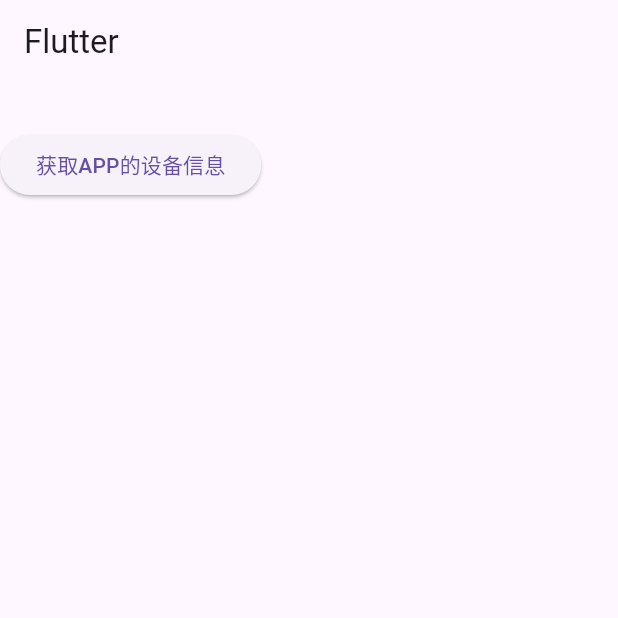
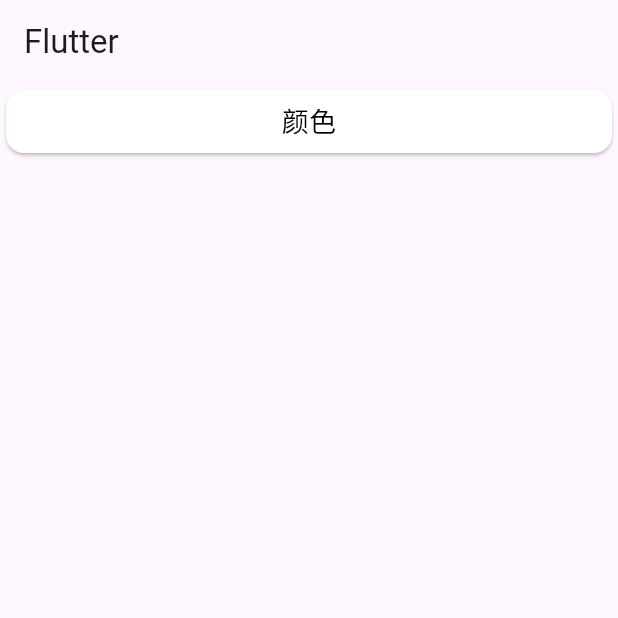
Before and after one commit to eatfishs/flutter-tool, a Flutter app: the screen it shows after launch, on a phone screen of 412 x 824 dp, the top half of it. Run offline on Flutter 3.47's test engine with Material 3 defaults, Android fonts, the phone set to English and light mode, and no system bars.

Commit message:
feat：自定义颜色工具类

```diff
--- a/flutter_module/lib/app/main.dart
+++ b/flutter_module/lib/app/main.dart
@@ -1,13 +1,15 @@
 import 'package:flutter/material.dart';
 import 'package:flutter/services.dart';
+import 'package:flutter_module/app/pages/color_page.dart';
+
+
+
 void main() => runApp(const MyApp());
 // 声明 MethodChannel
 const platform = MethodChannel('flutter_postData');
 
 class MyApp extends StatelessWidget {
   const MyApp({super.key});
-
-  // This widget is the root of your application.
   @override
   Widget build(BuildContext context) {
     return MaterialApp(
@@ -21,9 +23,6 @@ class MyApp extends StatelessWidget {
   }
 }
 
-
-
-
 class MyHomePage extends StatelessWidget {
   const MyHomePage({super.key});
 
@@ -32,22 +31,55 @@ class MyHomePage extends StatelessWidget {
     return Scaffold(
       appBar: AppBar(title: Text("Flutter"),),
       body: Container(
-        child: Column(
-          children: <Widget>[
-            SizedBox(height: 30,),
-            ElevatedButton(onPressed: () async{
-              List result;
-              try{
-                result = await platform.invokeMethod('flutter_postData',{"flutter":"flutter value"});
-              }catch(e){
-                result = [];
-              }
-              print(result.toString());
-            },
-              child: const Text('获取APP的设备信息'),)
-          ],
+        child: BaseWidget()
+      ),
+    );
+  }
+}
+
+
+class BaseWidget extends StatefulWidget {
+  @override
+  _BaseWidgetState createState() => _BaseWidgetState();
+}
+
+class _BaseWidgetState extends State<BaseWidget> {
+  List<Widget> _list = [
+    ColorPage()
+  ];
+
+  List<String> getData() {
+    List<String> _data = [
+      "颜色"
+    ];
+    return _data;
+  }
+  Widget _itemBuilder(BuildContext context, int index) {
+    return GestureDetector(
+      onTap: () async {
+        Navigator.of(context).push(MaterialPageRoute(builder: (context) {
+          return _list[index];
+        }));
+      },
+      child: Container(
+        child: Card(
+          color: Colors.white,
+          child: Center(
+            child: Text(getData()[index],
+                style: TextStyle(color: Colors.black, fontSize: 18)),
+          ),
         ),
       ),
     );
   }
+
+  @override
+  Widget build(BuildContext context) {
+    return Container(
+      child: ListView.builder(
+          itemExtent: 50.0, //强制高度为50.0
+          itemCount: getData().length,
+          itemBuilder: _itemBuilder),
+    );
+  }
 }
--- a/flutter_module/pubspec.yaml
+++ b/flutter_module/pubspec.yaml
@@ -16,6 +16,7 @@ dependencies:
   provider: ^6.1.2 # 状态管理: 建议单个页面单个Provider，多个页面合用一个provider容易出现数据未清除问题
   json_annotation: ^4.9.0 # json解析
   shared_preferences: ^2.3.3 # 本地存储
+  sqflite: ^2.4.1 # 数据库
   go_router: ^14.6.2 # 路由导航
   rxdart: ^0.28.0
 
```
Also changed, not shown: flutter_module/lib/app/pages/color_page.dart (+33 -0 lines), flutter_module/lib/core/widgets/custom_appBar_widget.dart (added, +32 -0 lines), flutter_module/pubspec.lock, 2 other files.
